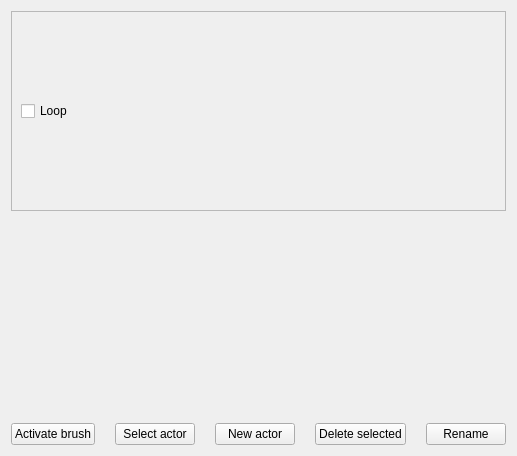
Old version of the form src/wte/ui/ActorEditTool.ui in the repository spiricn/Wt.
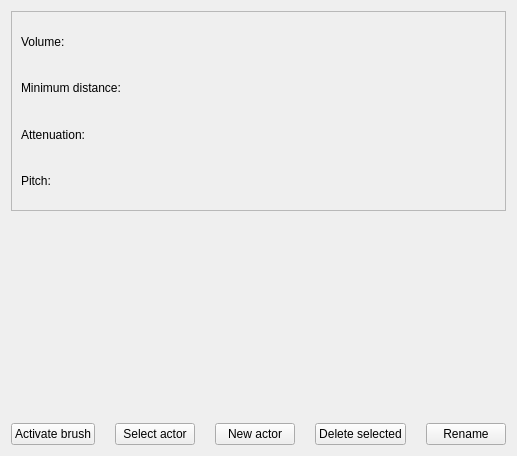
New version of the form. Custom widgets are drawn as their Qt base class.

Patch:
```diff
--- a/src/wte/ui/ActorEditTool.ui
+++ b/src/wte/ui/ActorEditTool.ui
@@ -130,12 +130,45 @@
      <widget class="QWidget" name="page">
       <layout class="QGridLayout" name="gridLayout">
        <item row="0" column="0">
-        <widget class="QCheckBox" name="checkBox">
+        <widget class="QLabel" name="label_6">
          <property name="text">
-          <string>Loop</string>
+          <string>Volume:</string>
          </property>
         </widget>
        </item>
+       <item row="1" column="0">
+        <widget class="QLabel" name="label_7">
+         <property name="text">
+          <string>Minimum distance:</string>
+         </property>
+        </widget>
+       </item>
+       <item row="2" column="0">
+        <widget class="QLabel" name="label_8">
+         <property name="text">
+          <string>Attenuation:</string>
+         </property>
+        </widget>
+       </item>
+       <item row="3" column="0">
+        <widget class="QLabel" name="label_9">
+         <property name="text">
+          <string>Pitch:</string>
+         </property>
+        </widget>
+       </item>
+       <item row="0" column="1">
+        <widget class="SlidedSpinboxWidget" name="volume" native="true"/>
+       </item>
+       <item row="1" column="1">
+        <widget class="SlidedSpinboxWidget" name="minDistance" native="true"/>
+       </item>
+       <item row="2" column="1">
+        <widget class="SlidedSpinboxWidget" name="attenuation" native="true"/>
+       </item>
+       <item row="3" column="1">
+        <widget class="SlidedSpinboxWidget" name="pitch" native="true"/>
+       </item>
       </layout>
      </widget>
     </widget>
```
Left out of the diff: 91 changed lines with no effect on the pictures.
